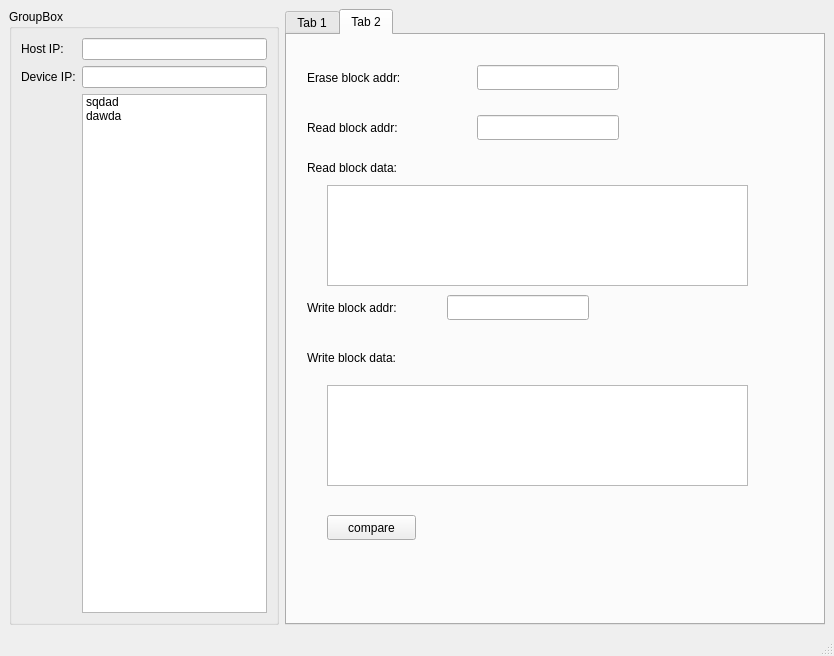
First picture: the form in ui/mainwindow.ui, repository kdurant/qt_minimum_template, before the edit.
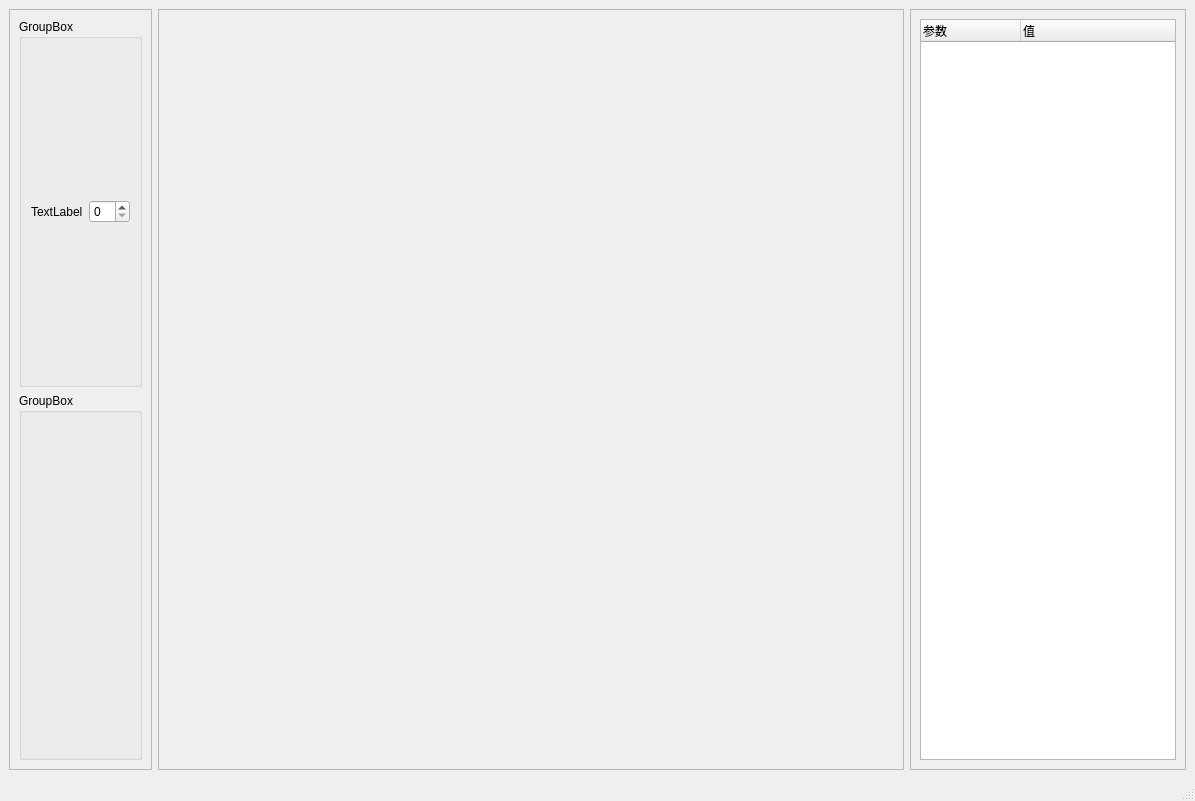
Second picture: the form after the edit.

```diff
--- a/ui/mainwindow.ui
+++ b/ui/mainwindow.ui
@@ -6,288 +6,87 @@
    <rect>
     <x>0</x>
     <y>0</y>
-    <width>834</width>
-    <height>656</height>
+    <width>1195</width>
+    <height>801</height>
    </rect>
   </property>
   <property name="windowTitle">
    <string>MainWindow</string>
   </property>
   <widget class="QWidget" name="centralwidget">
-   <layout class="QHBoxLayout" name="horizontalLayout" stretch="1,2">
+   <layout class="QHBoxLayout" name="horizontalLayout" stretch="0,5,0">
     <item>
-     <widget class="QGroupBox" name="groupBox">
-      <property name="title">
-       <string>GroupBox</string>
+     <widget class="QFrame" name="frame">
+      <property name="frameShape">
+       <enum>QFrame::StyledPanel</enum>
       </property>
-      <layout class="QGridLayout" name="gridLayout">
-       <item row="0" column="0">
-        <widget class="QLabel" name="label">
-         <property name="text">
-          <string>Host IP:</string>
+      <property name="frameShadow">
+       <enum>QFrame::Raised</enum>
+      </property>
+      <layout class="QVBoxLayout" name="verticalLayout">
+       <item>
+        <widget class="QGroupBox" name="groupBox">
+         <property name="title">
+          <string>GroupBox</string>
          </property>
+         <layout class="QGridLayout" name="gridLayout">
+          <item row="0" column="0">
+           <widget class="QLabel" name="label">
+            <property name="text">
+             <string>TextLabel</string>
+            </property>
+           </widget>
+          </item>
+          <item row="0" column="1">
+           <widget class="QSpinBox" name="spinBox"/>
+          </item>
+         </layout>
         </widget>
        </item>
-       <item row="2" column="0">
-        <spacer name="verticalSpacer_2">
-         <property name="orientation">
-          <enum>Qt::Vertical</enum>
+       <item>
+        <widget class="QGroupBox" name="groupBox_2">
+         <property name="title">
+          <string>GroupBox</string>
          </property>
-         <property name="sizeHint" stdset="0">
-          <size>
-           <width>20</width>
-           <height>40</height>
-          </size>
-         </property>
-        </spacer>
-       </item>
-       <item row="1" column="1">
-        <widget class="QLineEdit" name="lineEdit_2"/>
-       </item>
-       <item row="0" column="1">
-        <widget class="QLineEdit" name="lineEdit">
-         <property name="text">
-          <string/>
-         </property>
-         <property name="maxLength">
-          <number>20</number>
-         </property>
         </widget>
        </item>
-       <item row="1" column="0">
-        <widget class="QLabel" name="label_2">
-         <property name="text">
-          <string>Device IP:</string>
-         </property>
-        </widget>
-       </item>
-       <item row="2" column="1">
-        <widget class="QListWidget" name="listWidget">
-         <item>
-          <property name="text">
-           <string>sqdad</string>
-          </property>
-         </item>
-         <item>
-          <property name="text">
-           <string>dawda</string>
-          </property>
-         </item>
-        </widget>
-       </item>
       </layout>
      </widget>
     </item>
     <item>
-     <widget class="QTabWidget" name="tabWidget">
-      <property name="currentIndex">
-       <number>1</number>
+     <widget class="QFrame" name="frame_2">
+      <property name="frameShape">
+       <enum>QFrame::StyledPanel</enum>
       </property>
-      <widget class="QWidget" name="tab">
-       <attribute name="title">
-        <string>Tab 1</string>
-       </attribute>
-       <layout class="QGridLayout" name="gridLayout_2">
-        <item row="0" column="0">
-         <widget class="QPushButton" name="pushButton">
+      <property name="frameShadow">
+       <enum>QFrame::Raised</enum>
+      </property>
+     </widget>
+    </item>
+    <item>
+     <widget class="QFrame" name="frame_3">
+      <property name="frameShape">
+       <enum>QFrame::StyledPanel</enum>
+      </property>
+      <property name="frameShadow">
+       <enum>QFrame::Raised</enum>
+      </property>
+      <layout class="QVBoxLayout" name="verticalLayout_2">
+       <item>
+        <widget class="QTreeWidget" name="treeWidget">
+         <column>
           <property name="text">
-           <string>select file</string>
+           <string>参数</string>
           </property>
-         </widget>
-        </item>
-        <item row="1" column="0">
-         <widget class="QPushButton" name="pushButton_2">
+         </column>
+         <column>
           <property name="text">
-           <string>Start update</string>
+           <string>值</string>
           </property>
-         </widget>
-        </item>
-        <item row="1" column="1">
-         <widget class="QProgressBar" name="progressBar">
-          <property name="value">
-           <number>24</number>
-          </property>
-         </widget>
-        </item>
-        <item row="0" column="1">
-         <widget class="QLineEdit" name="lineEdit_6">
-          <property name="text">
-           <string/>
-          </property>
-          <property name="maxLength">
-           <number>20</number>
-          </property>
-         </widget>
-        </item>
-        <item row="2" column="0">
-         <spacer name="verticalSpacer">
-          <property name="orientation">
-           <enum>Qt::Vertical</enum>
-          </property>
-          <property name="sizeHint" stdset="0">
-           <size>
-            <width>20</width>
-            <height>40</height>
-           </size>
-          </property>
-         </spacer>
-        </item>
-       </layout>
-      </widget>
-      <widget class="QWidget" name="test">
-       <attribute name="title">
-        <string>Tab 2</string>
-       </attribute>
-       <widget class="QLabel" name="label_3">
-        <property name="geometry">
-         <rect>
-          <x>20</x>
-          <y>30</y>
-          <width>131</width>
-          <height>25</height>
-         </rect>
-        </property>
-        <property name="text">
-         <string>Erase block addr:</string>
-        </property>
-       </widget>
-       <widget class="QLineEdit" name="lineEdit_3">
-        <property name="geometry">
-         <rect>
-          <x>190</x>
-          <y>30</y>
-          <width>142</width>
-          <height>25</height>
-         </rect>
-        </property>
-        <property name="text">
-         <string/>
-        </property>
-        <property name="maxLength">
-         <number>20</number>
-        </property>
-       </widget>
-       <widget class="QLabel" name="label_4">
-        <property name="geometry">
-         <rect>
-          <x>20</x>
-          <y>80</y>
-          <width>141</width>
-          <height>25</height>
-         </rect>
-        </property>
-        <property name="text">
-         <string>Read block addr:</string>
-        </property>
-       </widget>
-       <widget class="QLabel" name="label_5">
-        <property name="geometry">
-         <rect>
-          <x>20</x>
-          <y>260</y>
-          <width>131</width>
-          <height>25</height>
-         </rect>
-        </property>
-        <property name="text">
-         <string>Write block addr:</string>
-        </property>
-       </widget>
-       <widget class="QPlainTextEdit" name="plainTextEdit">
-        <property name="geometry">
-         <rect>
-          <x>40</x>
-          <y>150</y>
-          <width>421</width>
-          <height>101</height>
-         </rect>
-        </property>
-       </widget>
-       <widget class="QPlainTextEdit" name="plainTextEdit_2">
-        <property name="geometry">
-         <rect>
-          <x>40</x>
-          <y>350</y>
-          <width>421</width>
-          <height>101</height>
-         </rect>
-        </property>
-       </widget>
-       <widget class="QLineEdit" name="lineEdit_4">
-        <property name="geometry">
-         <rect>
-          <x>190</x>
-          <y>80</y>
-          <width>142</width>
-          <height>25</height>
-         </rect>
-        </property>
-        <property name="text">
-         <string/>
-        </property>
-        <property name="maxLength">
-         <number>20</number>
-        </property>
-       </widget>
-       <widget class="QLabel" name="label_6">
-        <property name="geometry">
-         <rect>
-          <x>20</x>
-          <y>120</y>
-          <width>141</width>
-          <height>25</height>
-         </rect>
-        </property>
-        <property name="text">
-         <string>Read block data:</string>
-        </property>
-       </widget>
-       <widget class="QLineEdit" name="lineEdit_5">
-        <property name="geometry">
-         <rect>
-          <x>160</x>
-          <y>260</y>
-          <width>142</width>
-          <height>25</height>
-         </rect>
-        </property>
-        <property name="text">
-         <string/>
-        </property>
-        <property name="maxLength">
-         <number>20</number>
-        </property>
-       </widget>
-       <widget class="QLabel" name="label_7">
-        <property name="geometry">
-         <rect>
-          <x>20</x>
-          <y>310</y>
-          <width>141</width>
-          <height>25</height>
-         </rect>
-        </property>
-        <property name="text">
-         <string>Write block data:</string>
-        </property>
-       </widget>
-       <widget class="QPushButton" name="pushButton_3">
-        <property name="geometry">
-         <rect>
-          <x>40</x>
-          <y>480</y>
-          <width>89</width>
-          <height>25</height>
-         </rect>
-        </property>
-        <property name="toolTip">
-         <string>&lt;html&gt;&lt;head/&gt;&lt;body&gt;&lt;p&gt;compare read and write data in same block&lt;/p&gt;&lt;/body&gt;&lt;/html&gt;</string>
-        </property>
-        <property name="text">
-         <string>compare</string>
-        </property>
-       </widget>
-      </widget>
+         </column>
+        </widget>
+       </item>
+      </layout>
      </widget>
     </item>
    </layout>
```
Left out of the diff: 2 changed lines with no effect on the pictures.
